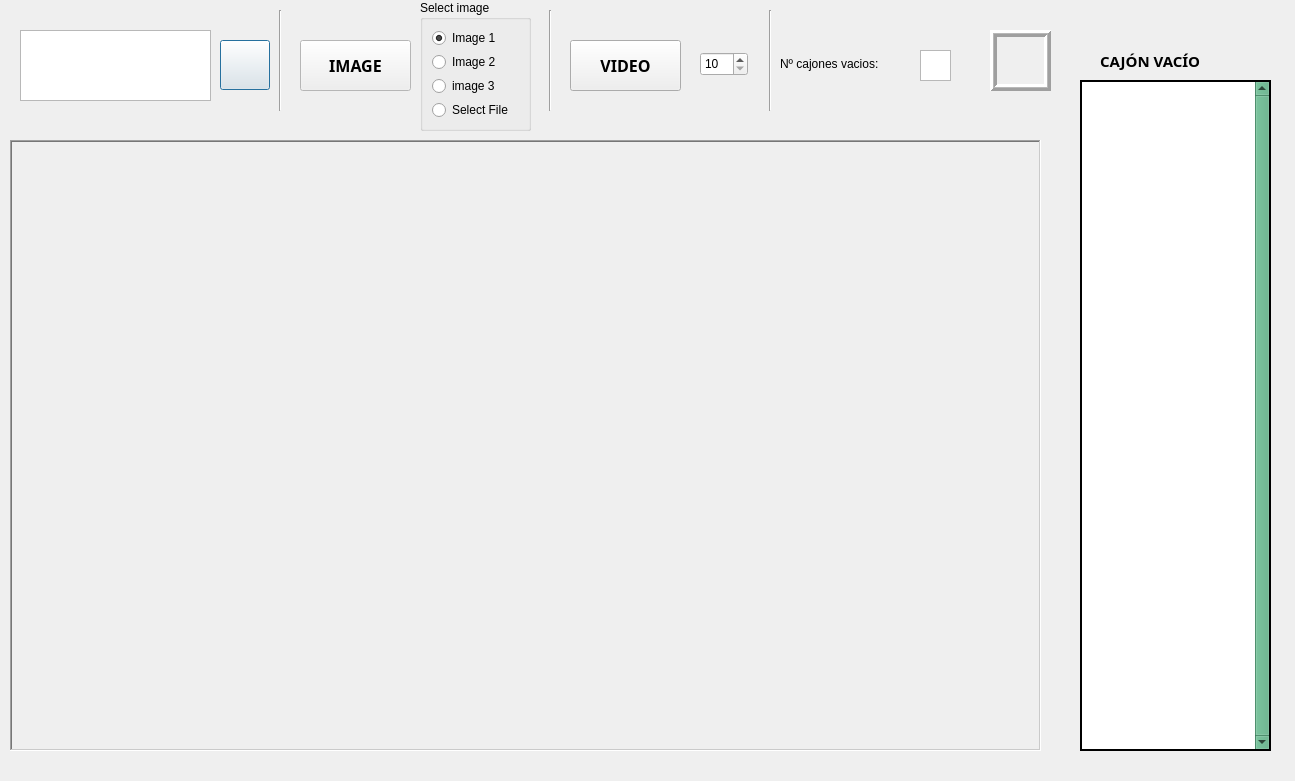
Above: interficieQT.ui from cleon30/Item_Detector before the change. Below: the same form after it.
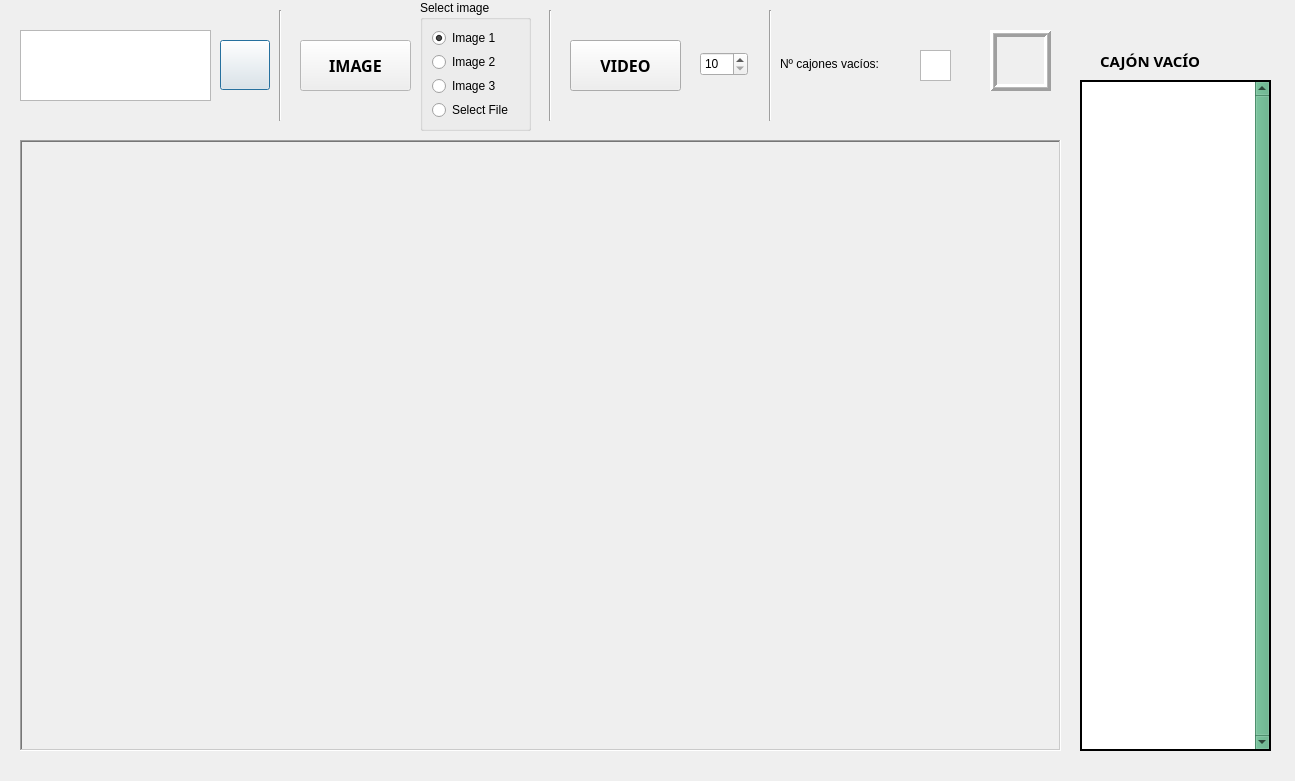
That is the form after the change. Icons and pictures are not drawn.

Commit message: arreglat faltes de la interficie i algunes altres coses, canviat noms per millorar el format

The edit to the form file:
```diff
--- a/interficieQT.ui
+++ b/interficieQT.ui
@@ -761,7 +761,7 @@
     <item>
      <widget class="QRadioButton" name="image3">
       <property name="text">
-       <string>image 3</string>
+       <string>Image 3</string>
       </property>
      </widget>
     </item>
@@ -783,9 +783,9 @@
    </property>
    <property name="geometry">
     <rect>
-     <x>10</x>
+     <x>20</x>
      <y>140</y>
-     <width>1031</width>
+     <width>1041</width>
      <height>611</height>
     </rect>
    </property>
@@ -808,7 +808,7 @@
      <x>540</x>
      <y>10</y>
      <width>20</width>
-     <height>101</height>
+     <height>111</height>
     </rect>
    </property>
    <property name="orientation">
@@ -821,7 +821,7 @@
      <x>270</x>
      <y>10</y>
      <width>20</width>
-     <height>101</height>
+     <height>111</height>
     </rect>
    </property>
    <property name="orientation">
@@ -881,7 +881,7 @@
     </font>
    </property>
    <property name="text">
-    <string>Nº cajones vacios:</string>
+    <string>Nº cajones vacíos:</string>
    </property>
   </widget>
   <widget class="Line" name="line_3">
@@ -890,7 +890,7 @@
      <x>760</x>
      <y>10</y>
      <width>20</width>
-     <height>101</height>
+     <height>111</height>
     </rect>
    </property>
    <property name="orientation">
```
Left out of the diff: 33 changed lines with no effect on the pictures. The commit also changes 1 other file.
